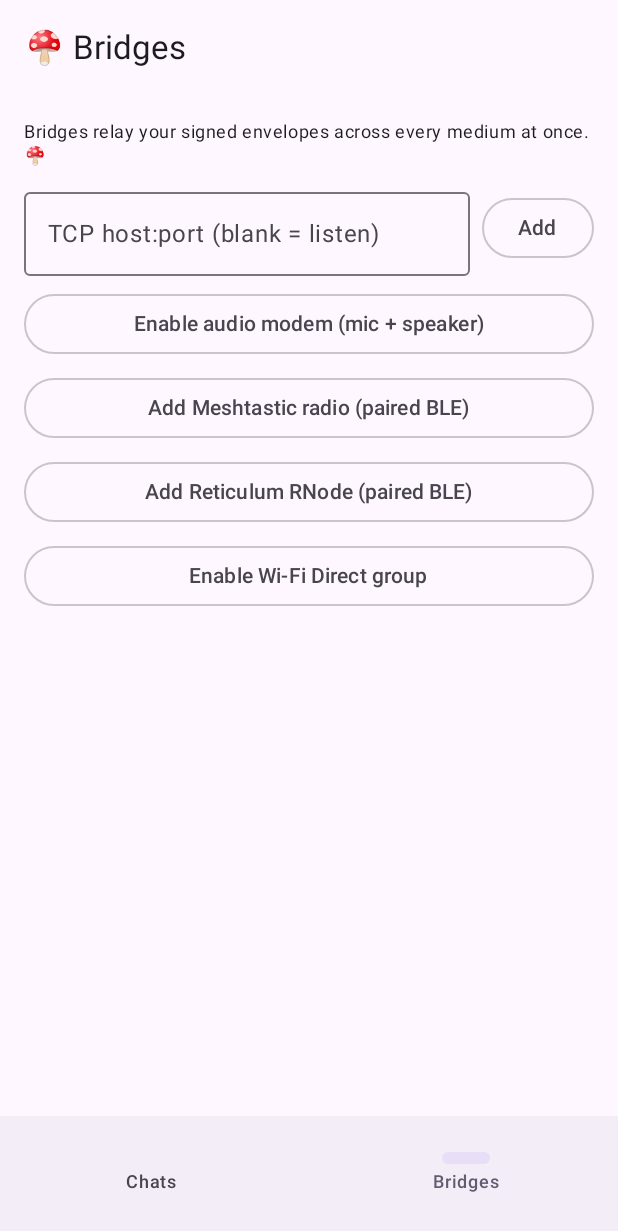
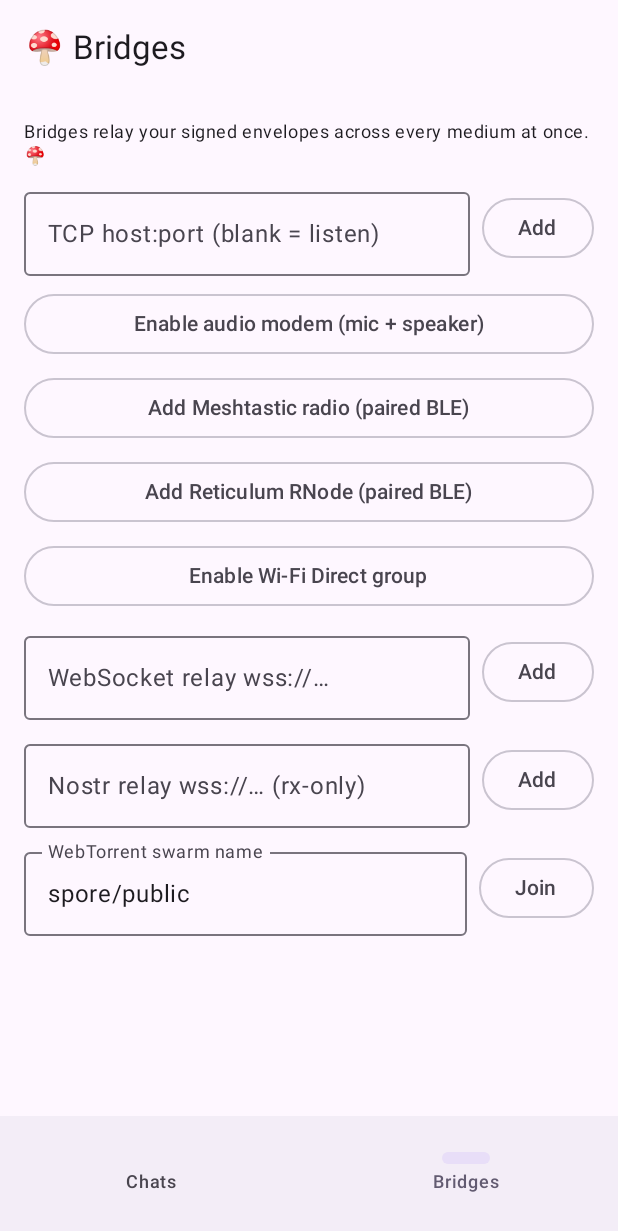
Before and after one commit to sloev/spore, an Android app built with Jetpack Compose: the screen it shows after launch (MainActivity), item 2 of the bottom bar chosen, on a phone screen of 412 x 824 dp. Shown: the top 1231 px of the screen. Run offline under Robolectric (Android 15) with nearby library versions, the phone set to English and light mode, and no system bars.

Commit message:
android M3: web-origin bridges via a headless WebView
WebSocket, Nostr, and WebTorrent (WebRTC data channels under the hood) now run
on the phone by executing the repo's real web/transports/*.mjs — copied into
assets by a Gradle task at build time so the browser and the app can't drift —
inside a hidden WebView with an https base URL (secure context for
crypto.subtle / WebRTC). A tiny injected glue provides the Transport base class
(imports/exports stripped, same rule as build-standalone.mjs), fans outbound
envelopes to every JS transport, and hands inbound frames to the native node
over one JNI iface (base64 through a @JavascriptInterface).

Controller + Bridges screen rows: add a WebSocket relay, a Nostr relay
(rx-only without a signer), or join a WebTorrent swarm by name. Manual
copy/paste WebRTC stays a web-node feature; on the phone direct P2P arrives via
the WebTorrent tracker rendezvous.

Co-Authored-By: Claude Opus 4.8 <noreply@anthropic.com>
Claude-Session: https://claude.ai/code/session_01PZ5s9apsm2V84HCh8eWkUE

```diff
--- a/android/app/src/main/kotlin/org/spore/node/MainActivity.kt
+++ b/android/app/src/main/kotlin/org/spore/node/MainActivity.kt
@@ -308,5 +308,38 @@ private fun BridgesList() {
                 withPerms(wifiP2pPerms) { NodeController.enableWifiDirect(ctx) }
             }, modifier = Modifier.fillMaxWidth()) { Text("Enable Wi-Fi Direct group") }
         }
+        item {
+            var ws by remember { mutableStateOf("") }
+            Row(verticalAlignment = Alignment.CenterVertically) {
+                OutlinedTextField(
+                    value = ws, onValueChange = { ws = it },
+                    label = { Text("WebSocket relay wss://…") }, modifier = Modifier.weight(1f)
+                )
+                Spacer(Modifier.width(8.dp))
+                OutlinedButton(onClick = { NodeController.addWebSocket(ctx, ws); ws = "" }) { Text("Add") }
+            }
+        }
+        item {
+            var nostr by remember { mutableStateOf("") }
+            Row(verticalAlignment = Alignment.CenterVertically) {
+                OutlinedTextField(
+                    value = nostr, onValueChange = { nostr = it },
+                    label = { Text("Nostr relay wss://… (rx-only)") }, modifier = Modifier.weight(1f)
+                )
+                Spacer(Modifier.width(8.dp))
+                OutlinedButton(onClick = { NodeController.addNostr(ctx, nostr); nostr = "" }) { Text("Add") }
+            }
+        }
+        item {
+            var swarm by remember { mutableStateOf("spore/public") }
+            Row(verticalAlignment = Alignment.CenterVertically) {
+                OutlinedTextField(
+                    value = swarm, onValueChange = { swarm = it },
+                    label = { Text("WebTorrent swarm name") }, modifier = Modifier.weight(1f)
+                )
+                Spacer(Modifier.width(8.dp))
+                OutlinedButton(onClick = { NodeController.addWebTorrent(ctx, swarm) }) { Text("Join") }
+            }
+        }
     }
 }
--- a/android/app/src/main/kotlin/org/spore/node/NodeController.kt
+++ b/android/app/src/main/kotlin/org/spore/node/NodeController.kt
@@ -136,6 +136,34 @@ object NodeController {
         bridges.value = bridges.value.map { if (it.kind == kind) it.copy(status = status) else it }
     }
 
+    // -- web-origin bridges (headless WebView; reuses web/transports/*.mjs) ----
+    private var webHost: WebBridgeHost? = null
+
+    private fun webHost(ctx: Context): WebBridgeHost {
+        webHost?.let { return it }
+        val h = WebBridgeHost(ctx.applicationContext, ptr)
+        h.onEvent = { msg -> updateBridgeState("Web", msg) }
+        h.start()
+        webHost = h
+        addBridgeState("Web", "WebSocket / Nostr / WebTorrent host", "up")
+        return h
+    }
+
+    fun addWebSocket(ctx: Context, url: String) {
+        if (ptr == 0L || url.isBlank()) return
+        webHost(ctx).addWebSocket(url.trim())
+    }
+
+    fun addNostr(ctx: Context, url: String) {
+        if (ptr == 0L || url.isBlank()) return
+        webHost(ctx).addNostr(url.trim())
+    }
+
+    fun addWebTorrent(ctx: Context, name: String) {
+        if (ptr == 0L || name.isBlank()) return
+        webHost(ctx).addWebTorrent(name.trim())
+    }
+
     fun conversations(): List<String> =
         (messages.value.map { it.peer } + Petnames.PUBLIC).distinct()
 
```
Also changed, not shown: android/app/build.gradle.kts (+10 -0 lines), android/app/src/main/kotlin/org/spore/node/WebBridgeHost.kt (added, +132 -0 lines), 1 other file.
